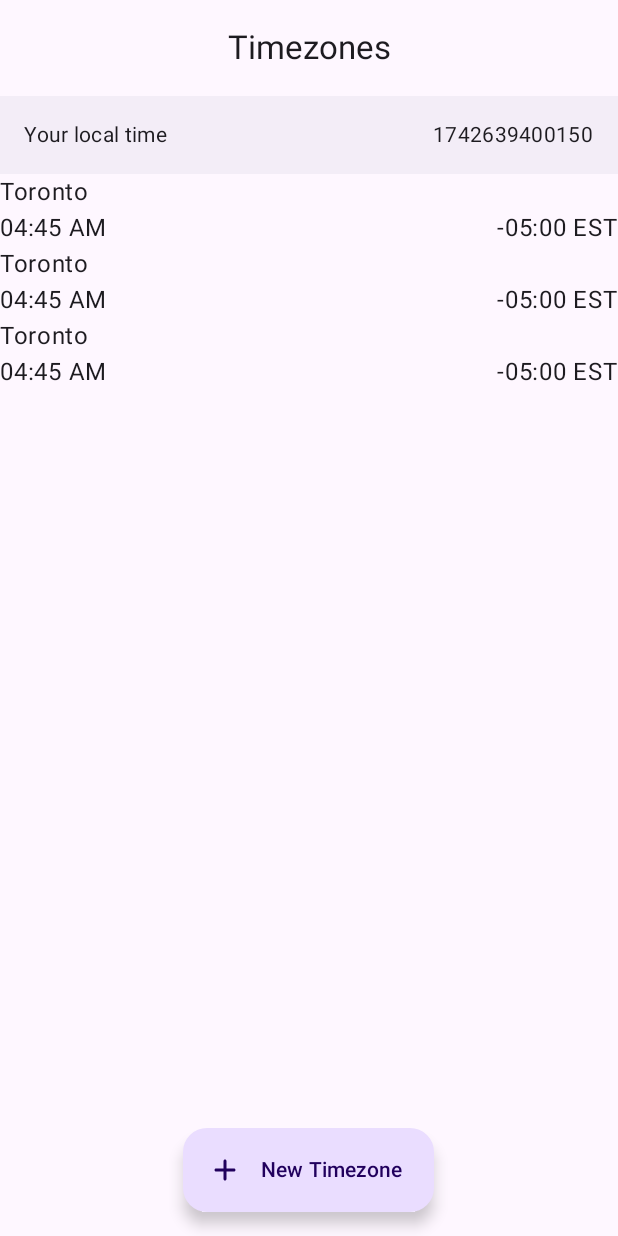
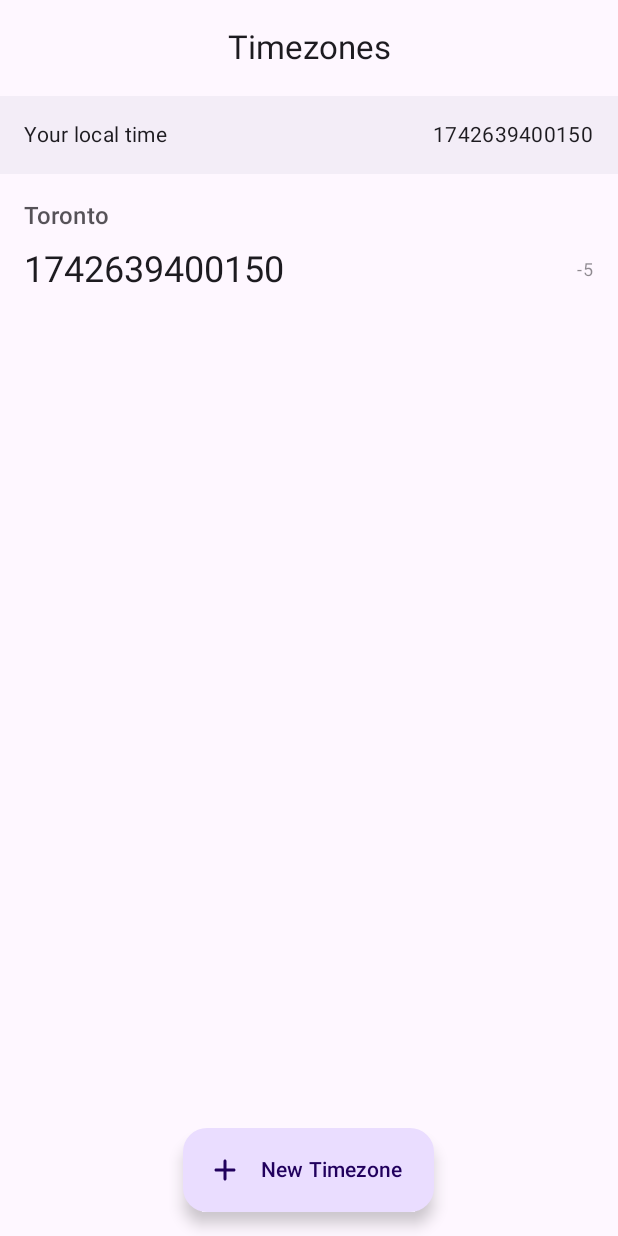
Before and after one commit to maxhves/time-zone-tracker-android, an Android app built with Jetpack Compose: the screen it shows after launch (MainActivity), on a phone screen of 412 x 824 dp. Run offline under Robolectric (Android 15) with nearby library versions, the phone set to English and light mode, and no system bars.

Commit message:
Added styling to saved timezone item components.

```diff
--- a/feature/timezones/src/main/java/uk/co/mhl/timezonetracker/feature/timezones/TimezonesScreen.kt
+++ b/feature/timezones/src/main/java/uk/co/mhl/timezonetracker/feature/timezones/TimezonesScreen.kt
@@ -5,8 +5,8 @@ import androidx.compose.foundation.layout.padding
 import androidx.compose.material3.ExperimentalMaterial3Api
 import androidx.compose.material3.FabPosition
 import androidx.compose.material3.Scaffold
-import androidx.compose.material3.Text
 import androidx.compose.runtime.Composable
+import androidx.compose.runtime.remember
 import androidx.compose.ui.Modifier
 import androidx.compose.ui.tooling.preview.Preview
 import uk.co.mhl.timezonetracker.core.designsystem.component.TimezoneTrackerTopAppBar
@@ -34,6 +34,8 @@ internal fun TimezonesScreen(
     onNewTimezoneClick: () -> Unit,
     modifier: Modifier = Modifier,
 ) {
+    val currentTime = remember { System.currentTimeMillis() }
+
     Scaffold(
         modifier = modifier,
         topBar = {
@@ -47,10 +49,12 @@ internal fun TimezonesScreen(
         Column(
             modifier = Modifier.padding(innerPadding),
         ) {
-            LocalTimeDisplay(currentTime = System.currentTimeMillis())
-            SavedTimezoneItem()
-            SavedTimezoneItem()
-            SavedTimezoneItem()
+            LocalTimeDisplay(currentTime = currentTime)
+            SavedTimezoneItem(
+                cityName = "Toronto",
+                offset = -5,
+                currentTime = currentTime,
+            )
         }
     }
 }
--- a/feature/timezones/src/main/java/uk/co/mhl/timezonetracker/feature/timezones/component/SavedTimezoneItem.kt
+++ b/feature/timezones/src/main/java/uk/co/mhl/timezonetracker/feature/timezones/component/SavedTimezoneItem.kt
@@ -1,34 +1,53 @@
 package uk.co.mhl.timezonetracker.feature.timezones.component
 
+import androidx.compose.foundation.clickable
 import androidx.compose.foundation.layout.Arrangement
 import androidx.compose.foundation.layout.Column
 import androidx.compose.foundation.layout.Row
 import androidx.compose.foundation.layout.fillMaxWidth
+import androidx.compose.foundation.layout.padding
+import androidx.compose.material3.MaterialTheme
 import androidx.compose.material3.Text
 import androidx.compose.runtime.Composable
 import androidx.compose.ui.Alignment
 import androidx.compose.ui.Modifier
 import androidx.compose.ui.tooling.preview.Preview
+import androidx.compose.ui.unit.dp
 import uk.co.mhl.timezonetracker.core.designsystem.theme.TimezoneTrackerTheme
 
 @Composable
 internal fun SavedTimezoneItem(
     modifier: Modifier = Modifier,
+    cityName: String,
+    offset: Int,
+    currentTime: Long,
 ) {
     Column(
-        modifier = modifier.fillMaxWidth(),
+        modifier = modifier
+            .fillMaxWidth()
+            .clickable {  }
+            .padding(16.dp),
+        verticalArrangement = Arrangement.spacedBy(8.dp),
     ) {
-        Text(text = "Toronto")
+        Text(
+            text = cityName,
+            style = MaterialTheme.typography.titleMedium,
+            color = MaterialTheme.colorScheme.onBackground.copy(alpha = .75f)
+        )
         Row(
             modifier = Modifier.fillMaxWidth(),
             verticalAlignment = Alignment.CenterVertically,
             horizontalArrangement = Arrangement.SpaceBetween,
         ) {
             Text(
-                text = "04:45 AM",
+                text = "$currentTime",
+                style = MaterialTheme.typography.headlineSmall,
+                color = MaterialTheme.colorScheme.onBackground,
             )
             Text(
-                text = "-05:00 EST",
+                text = "$offset",
+                style = MaterialTheme.typography.bodySmall,
+                color = MaterialTheme.colorScheme.onBackground.copy(alpha = .5f)
             )
         }
     }
@@ -38,6 +57,10 @@ internal fun SavedTimezoneItem(
 @Composable
 private fun SavedTimezoneItemPreview() {
     TimezoneTrackerTheme {
-        SavedTimezoneItem()
+        SavedTimezoneItem(
+            cityName = "Toronto",
+            offset = -5,
+            currentTime = 9883908928,
+        )
     }
 }
```
